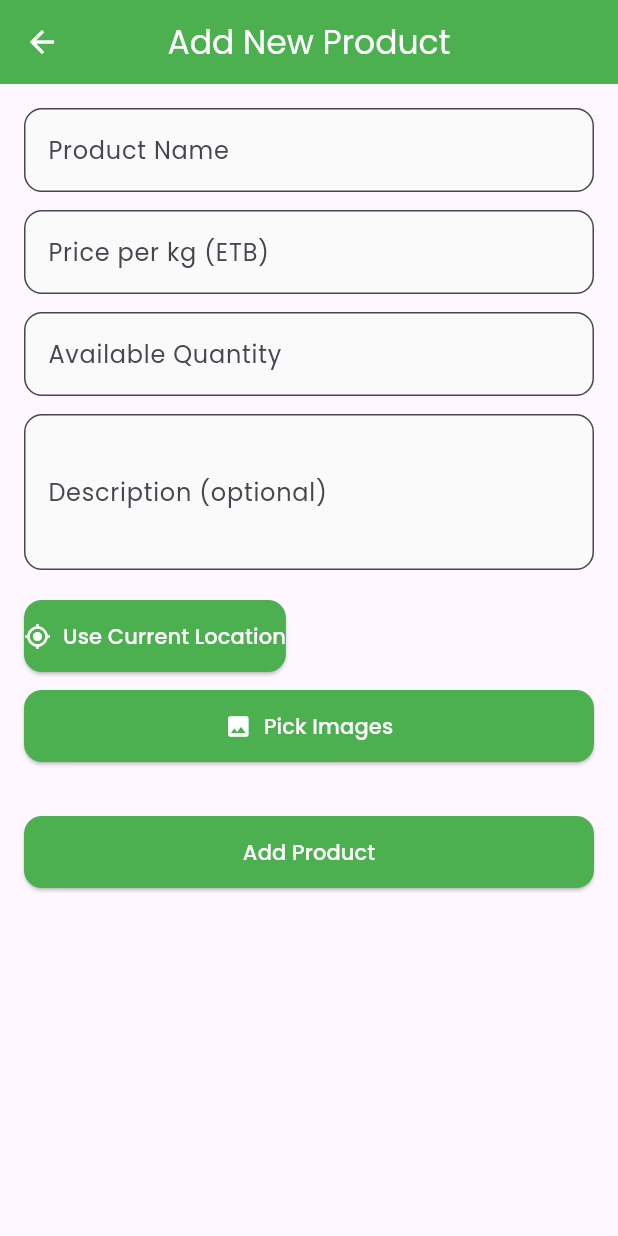
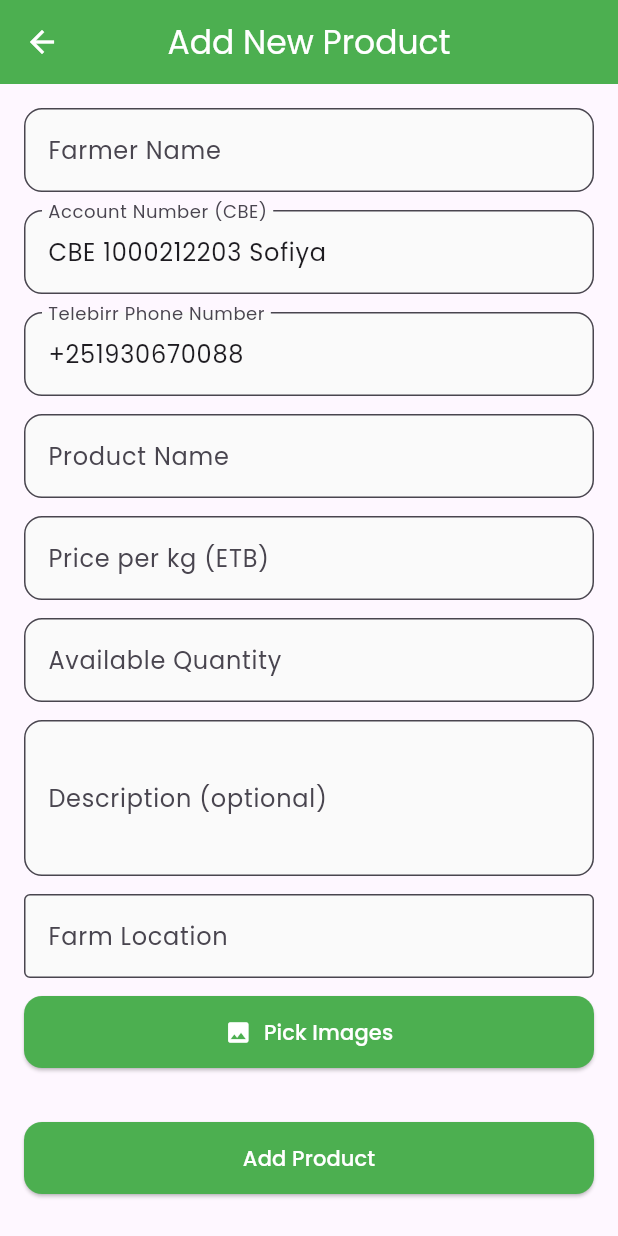
Before and after one commit to Sofi3406/farmer_Buyer_App, a Flutter app: the AddProductScreen screen opened by its route, on a phone screen of 412 x 824 dp. Run offline on Flutter 3.47's test engine with Material 3 defaults, Android fonts, the phone set to English and light mode, and no system bars; our stand-ins replace dio, flutter_local_notifications, geocoding, geolocator, go_router, google_fonts and 2 more; accounts and stored records are empty.

Commit message:
feat:farmer name issue fixed

```diff
--- a/farmer_buyer_marketplace/lib/screens/farmer/add_product_screen.dart
+++ b/farmer_buyer_marketplace/lib/screens/farmer/add_product_screen.dart
@@ -22,6 +22,9 @@ class _AddProductScreenState extends State<AddProductScreen> {
   final _priceController = TextEditingController();
   final _quantityController = TextEditingController();
   final _descController = TextEditingController();
+  final _farmerNameController = TextEditingController();
+  final _accountController = TextEditingController();
+  final _phoneController = TextEditingController();
   String? _location;
   List<String> _imageUrls = [];
   bool _isUploading = false;
@@ -29,11 +32,21 @@ class _AddProductScreenState extends State<AddProductScreen> {
   List<double> _uploadProgress = [];
 
   @override
+  void initState() {
+    super.initState();
+    _accountController.text = 'CBE 1000212203 Sofiya';
+    _phoneController.text = '+251930670088';
+  }
+
+  @override
   void dispose() {
     _nameController.dispose();
     _priceController.dispose();
     _quantityController.dispose();
     _descController.dispose();
+    _farmerNameController.dispose();
+    _accountController.dispose();
+    _phoneController.dispose();
     super.dispose();
   }
 
@@ -92,6 +105,24 @@ class _AddProductScreenState extends State<AddProductScreen> {
         child: ListView(
           padding: const EdgeInsets.all(16),
           children: [
+            TextFormField(
+              controller: _farmerNameController,
+              decoration: const InputDecoration(labelText: 'Farmer Name'),
+              validator: (v) => v == null || v.isEmpty ? 'Required' : null,
+            ),
+            const SizedBox(height: 12),
+            TextFormField(
+              controller: _accountController,
+              decoration: const InputDecoration(labelText: 'Account Number (CBE)'),
+              keyboardType: TextInputType.text,
+            ),
+            const SizedBox(height: 12),
+            TextFormField(
+              controller: _phoneController,
+              decoration: const InputDecoration(labelText: 'Telebirr Phone Number'),
+              keyboardType: TextInputType.phone,
+            ),
+            const SizedBox(height: 12),
             TextFormField(
               controller: _nameController,
               decoration: const InputDecoration(labelText: 'Product Name'),
@@ -163,6 +194,9 @@ class _AddProductScreenState extends State<AddProductScreen> {
                     onPressed: () async {
                       if (_formKey.currentState!.validate() && _location != null) {
                         final productData = {
+                          'farmerName': _farmerNameController.text.trim(),
+                          'accountNumber': _accountController.text.trim(),
+                          'phone': _phoneController.text.trim(),
                           'name': _nameController.text.trim(),
                           'price': double.parse(_priceController.text),
                           'quantity': int.parse(_quantityController.text),
--- a/farmer_buyer_marketplace/lib/widgets/location_picker.dart
+++ b/farmer_buyer_marketplace/lib/widgets/location_picker.dart
@@ -1,5 +1,4 @@
 import 'package:flutter/material.dart';
-import '../services/location_service.dart';
 
 class LocationPicker extends StatefulWidget {
   final Function(String) onLocationSelected;
@@ -10,27 +9,12 @@ class LocationPicker extends StatefulWidget {
 }
 
 class _LocationPickerState extends State<LocationPicker> {
-  String? _selectedAddress;
-  bool _isLoading = false;
+  final TextEditingController _locationController = TextEditingController();
 
-  Future<void> _getCurrentLocation() async {
-    final messenger = ScaffoldMessenger.of(context);
-    setState(() => _isLoading = true);
-    try {
-      final position = await LocationService.getCurrentPosition();
-      final address = await LocationService.getAddressFromLatLng(position.latitude, position.longitude);
-      if (!mounted) return;
-      setState(() => _selectedAddress = address);
-      widget.onLocationSelected(address);
-    } catch (e) {
-      if (mounted) {
-        messenger.showSnackBar(SnackBar(content: Text(e.toString())));
-      }
-    } finally {
-      if (mounted) {
-        setState(() => _isLoading = false);
-      }
-    }
+  @override
+  void dispose() {
+    _locationController.dispose();
+    super.dispose();
   }
 
   @override
@@ -38,12 +22,17 @@ class _LocationPickerState extends State<LocationPicker> {
     return Column(
       crossAxisAlignment: CrossAxisAlignment.start,
       children: [
-        if (_selectedAddress != null) Text('Location: $_selectedAddress'),
-        const SizedBox(height: 8),
-        ElevatedButton.icon(
-          onPressed: _isLoading ? null : _getCurrentLocation,
-          icon: const Icon(Icons.my_location),
-          label: Text(_isLoading ? 'Getting location...' : 'Use Current Location'),
+        TextFormField(
+          controller: _locationController,
+          decoration: const InputDecoration(
+            labelText: 'Farm Location',
+            hintText: 'Enter your village, town, or area',
+            border: OutlineInputBorder(),
+          ),
+          validator: (value) => value == null || value.trim().isEmpty ? 'Please enter your farm location' : null,
+          onChanged: (value) {
+            widget.onLocationSelected(value.trim());
+          },
         ),
       ],
     );
```
Also changed, not shown: 1 other file.
